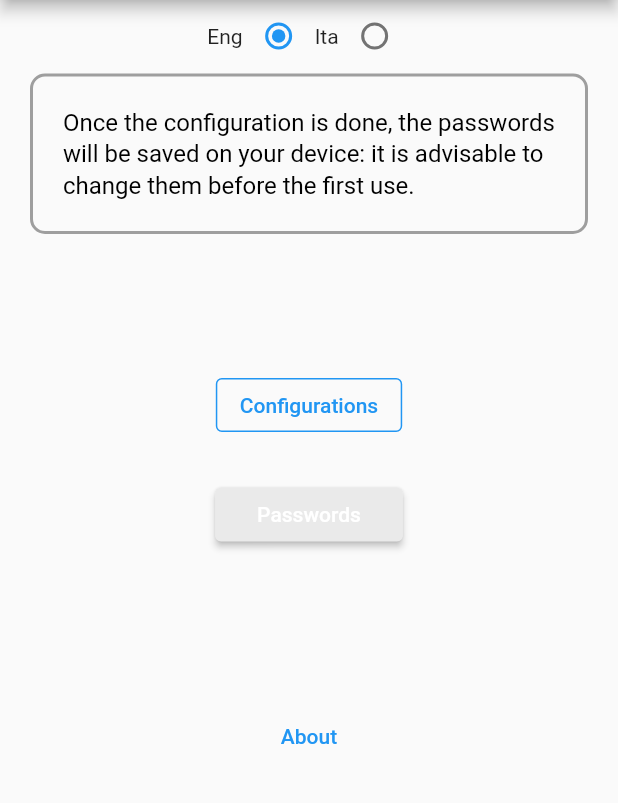
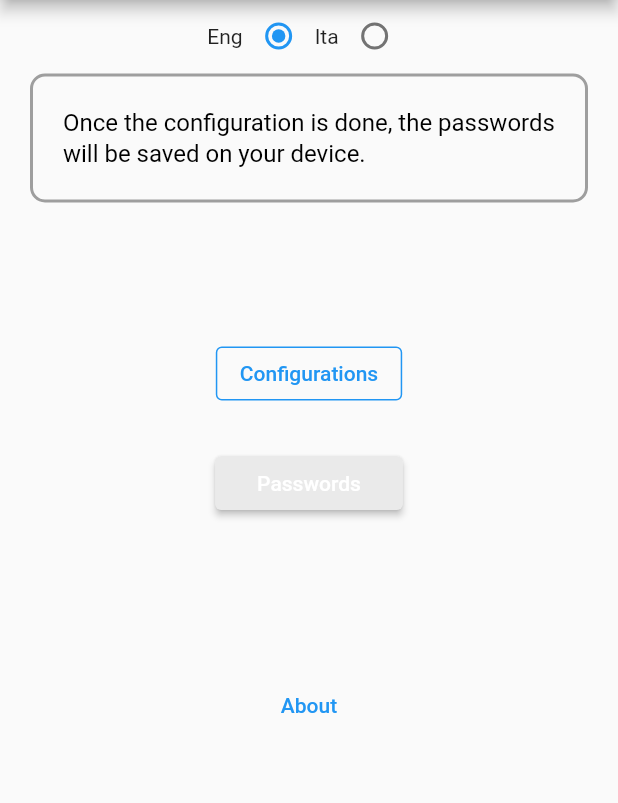
Before and after one commit to Jsepehr/Notepass---A-password-generator, a Flutter app: the PasswordsScreen screen opened by its route, after a tap on the "home" icon, on a phone screen of 412 x 824 dp, the part 84-887 px from its top. Run offline on Flutter 3.47's test engine with Material 2 defaults, Android fonts, the phone set to English and light mode, and no system bars; our stand-ins replace fluttertoast, image_picker, local_auth, share, shared_preferences, sqflite; missing offline and left inert: flutter_screen_lock; accounts and stored records are empty.

Commit message:
little changes

```diff
--- a/note_pass/lib/screens/passwords_screen.dart
+++ b/note_pass/lib/screens/passwords_screen.dart
@@ -31,7 +31,6 @@ class _PasswordsScreenState extends State<PasswordsScreen> {
     tempNotEmpty
         .sort(((a, b) => a.hint.toLowerCase().compareTo(b.hint.toLowerCase())));
     tmp = List.from(tempNotEmpty)..addAll(tempEmpty);
-    print('${tmp!.length}  lenght');
   }
 
   @override
--- a/note_pass/lib/utility/txt_riferimento.dart
+++ b/note_pass/lib/utility/txt_riferimento.dart
@@ -16,14 +16,14 @@ class Txtriferimenti {
     text: const TextSpan(
       style: TextStyle(fontSize: 16, color: Colors.black, height: 1.3),
       text:
-          "Once the configuration is done, the passwords will be saved on your device: it is advisable to change them before the first use.",
+          "Once the configuration is done, the passwords will be saved on your device.",
     ),
   );
   static final _descrizioneIta = RichText(
     text: const TextSpan(
       style: TextStyle(fontSize: 16, color: Colors.black, height: 1.3),
       text:
-          "Una volta fatta la configurazione, le password verranno salvate sul tuo dispositivo: si consiglia di modificarle prima del primo utilizzo.",
+          "Una volta fatta la configurazione, le password verranno salvate sul tuo dispositivo.",
     ),
   );
 
--- a/note_pass/lib/widgets/edit_passwords.dart
+++ b/note_pass/lib/widgets/edit_passwords.dart
@@ -128,7 +128,7 @@ class _UnPasswordState extends State<UnPassword> {
                 ),*/
                 ElevatedButton(
                   onPressed: () => {
-                    Share.share('${widget._hint}\n${widget._initVal}'),
+                    Share.share(widget._initVal),
                     DBhelper.updateRiga(
                         DBhelper.tableName,
                         {DBhelper.collumsNames[3]: 1},
```
